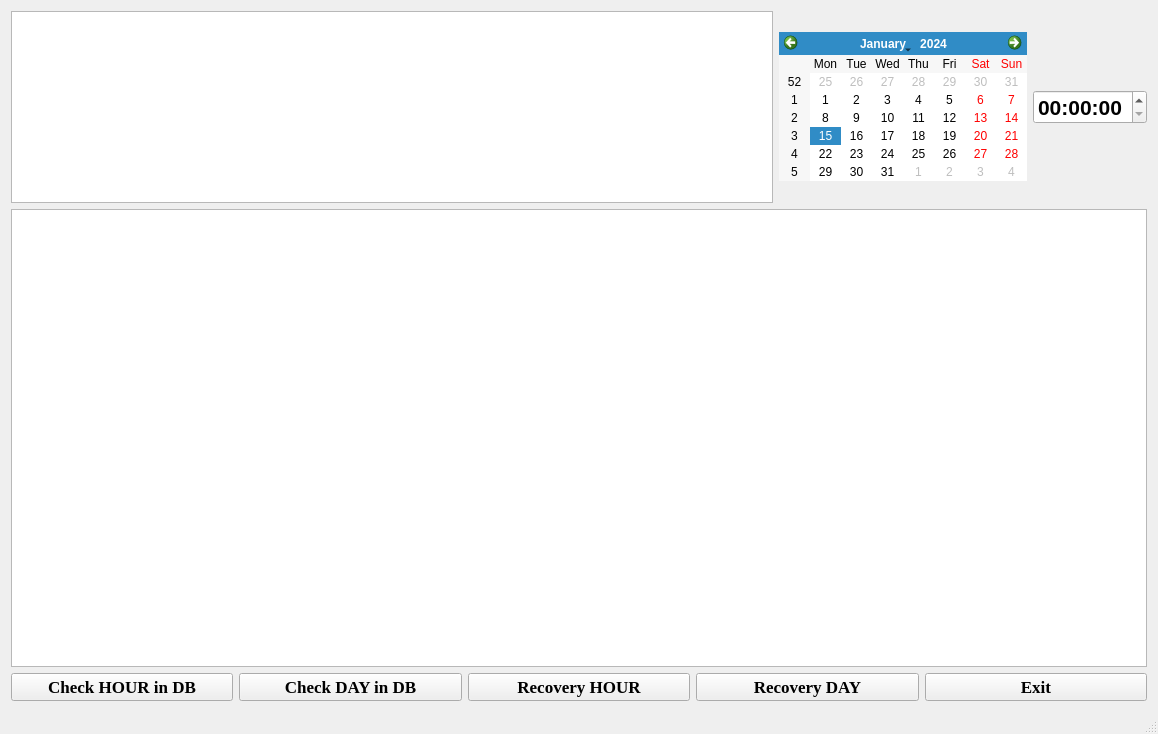
First picture: the form in mainwindow.ui, repository icprog/icp_recover, before the edit.
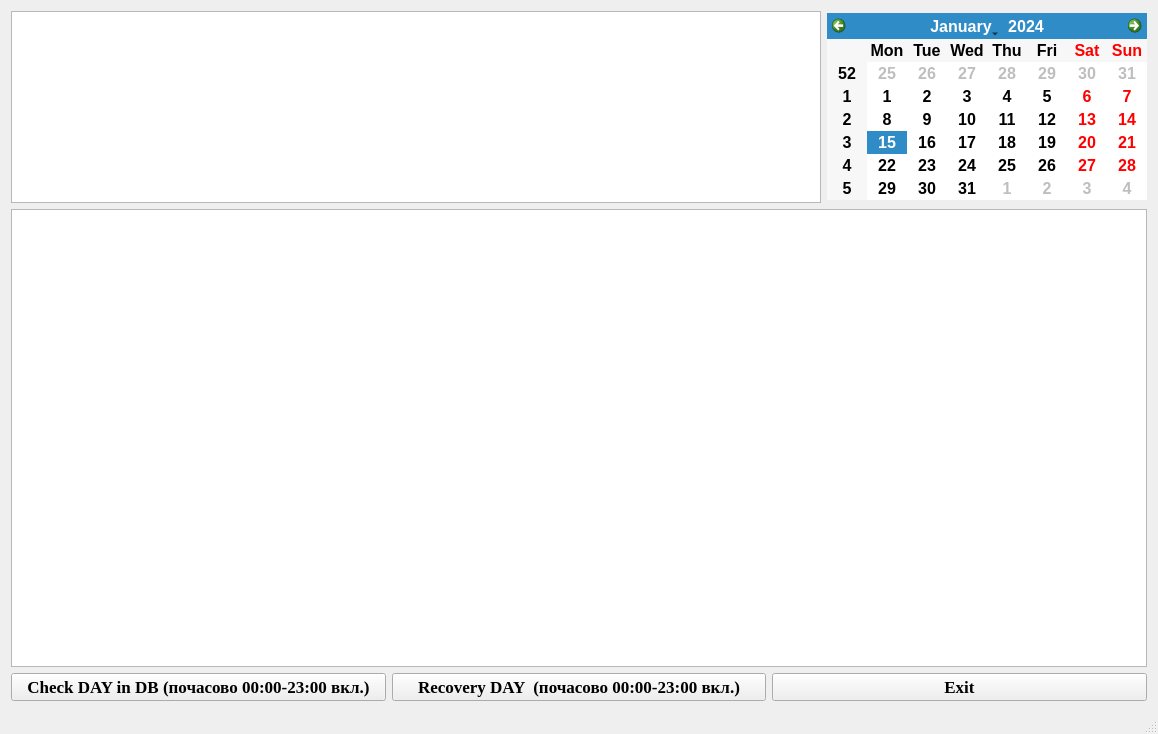
Second picture: the form after the edit. Icons and pictures are not drawn.

Commit message: after add 1uvr2nord1mm (uzel ggpz_z_ksu)

```diff
--- a/mainwindow.ui
+++ b/mainwindow.ui
@@ -14,7 +14,7 @@
    <string>Recovery reports data form ICPCON controllers</string>
   </property>
   <widget class="QWidget" name="centralWidget">
-   <layout class="QVBoxLayout" name="verticalLayout">
+   <layout class="QVBoxLayout" name="verticalLayout" stretch="0,0,0">
     <item>
      <layout class="QHBoxLayout" name="horizontalLayout">
       <item>
@@ -43,6 +43,13 @@
           <verstretch>0</verstretch>
          </sizepolicy>
         </property>
+        <property name="font">
+         <font>
+          <pointsize>12</pointsize>
+          <weight>75</weight>
+          <bold>true</bold>
+         </font>
+        </property>
         <property name="gridVisible">
          <bool>false</bool>
         </property>
@@ -51,17 +58,6 @@
         </property>
        </widget>
       </item>
-      <item>
-       <widget class="QTimeEdit" name="timeEdit">
-        <property name="font">
-         <font>
-          <pointsize>16</pointsize>
-          <weight>75</weight>
-          <bold>true</bold>
-         </font>
-        </property>
-       </widget>
-      </item>
      </layout>
     </item>
     <item>
@@ -76,31 +72,6 @@
     </item>
     <item>
      <layout class="QHBoxLayout" name="horizontalLayout_2">
-      <item>
-       <widget class="QPushButton" name="pushButtonCheckHour">
-        <property name="font">
-         <font>
-          <family>Times New Roman</family>
-          <pointsize>13</pointsize>
-          <weight>75</weight>
-          <bold>true</bold>
-         </font>
-        </property>
-        <property name="text">
-         <string>Check HOUR in DB</string>
-        </property>
-        <property name="icon">
-         <iconset resource="res.qrc">
-          <normaloff>:/icons/checkered_flag.ico</normaloff>:/icons/checkered_flag.ico</iconset>
-        </property>
-        <property name="iconSize">
-         <size>
-          <width>48</width>
-          <height>48</height>
-         </size>
-        </property>
-       </widget>
-      </item>
       <item>
        <widget class="QPushButton" name="pushButtonCheckDay">
         <property name="font">
@@ -112,7 +83,7 @@
          </font>
         </property>
         <property name="text">
-         <string>Check DAY in DB</string>
+         <string>Check DAY in DB (почасово 00:00-23:00 вкл.)</string>
         </property>
         <property name="icon">
          <iconset resource="res.qrc">
@@ -126,31 +97,6 @@
         </property>
        </widget>
       </item>
-      <item>
-       <widget class="QPushButton" name="pushButtonRecoveryHour">
-        <property name="font">
-         <font>
-          <family>Times New Roman</family>
-          <pointsize>13</pointsize>
-          <weight>75</weight>
-          <bold>true</bold>
-         </font>
-        </property>
-        <property name="text">
-         <string>Recovery HOUR</string>
-        </property>
-        <property name="icon">
-         <iconset resource="res.qrc">
-          <normaloff>:/icons/db_comit_5329.ico</normaloff>:/icons/db_comit_5329.ico</iconset>
-        </property>
-        <property name="iconSize">
-         <size>
-          <width>48</width>
-          <height>48</height>
-         </size>
-        </property>
-       </widget>
-      </item>
       <item>
        <widget class="QPushButton" name="pushButtonRecoveryDay">
         <property name="font">
@@ -162,7 +108,7 @@
          </font>
         </property>
         <property name="text">
-         <string>Recovery DAY</string>
+         <string>Recovery DAY  (почасово 00:00-23:00 вкл.)</string>
         </property>
         <property name="icon">
          <iconset resource="res.qrc">
```
The commit also changes 2 other files.
